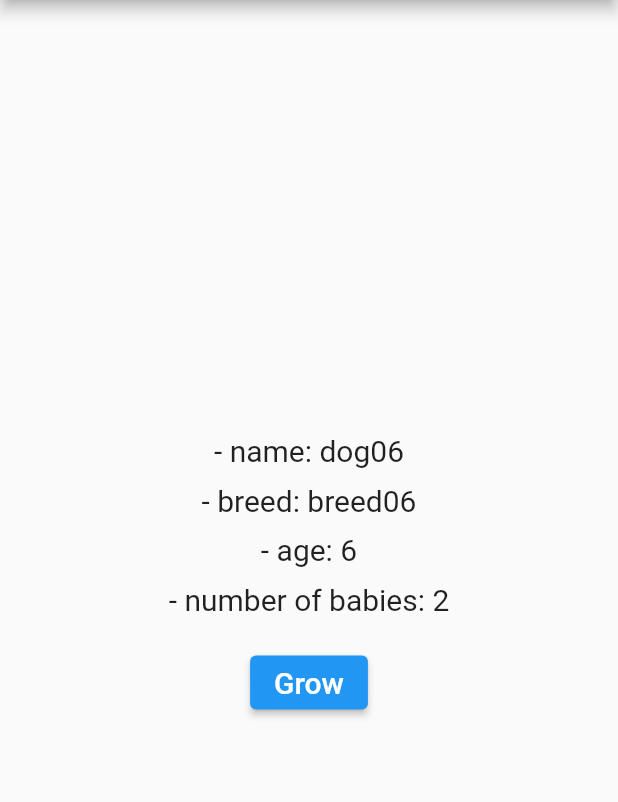
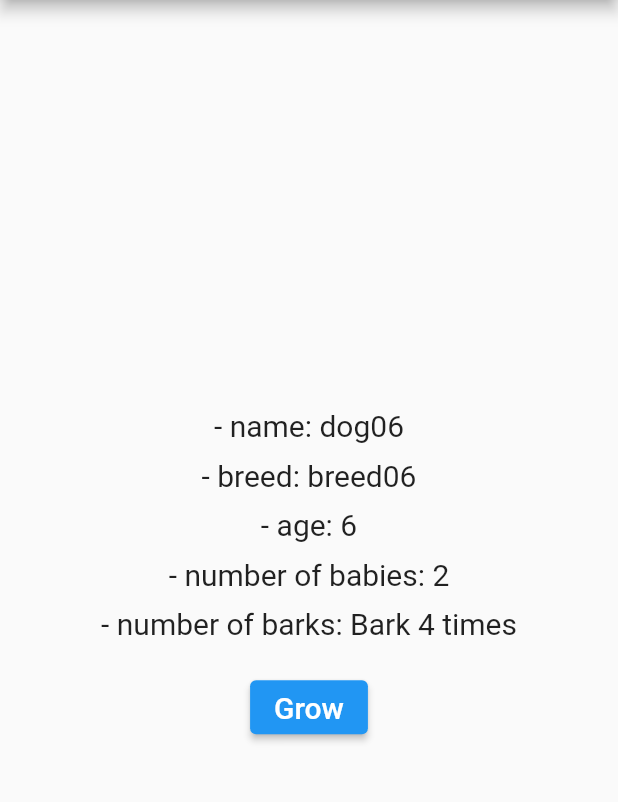
Before and after one commit to MRGRAVITY817/learning-flutter-provider, a Flutter app: the screen it shows after launch, after a tap on "Grow", on a phone screen of 412 x 824 dp, the part 84-886 px from its top. Run offline on Flutter 3.47's test engine with Material 2 defaults, Android fonts, the phone set to English and light mode, and no system bars.

Commit message:
Learn StreamProvider

```diff
--- a/lib/babies.dart
+++ b/lib/babies.dart
@@ -15,4 +15,11 @@ class Babies {
       return 2;
     }
   }
+
+  Stream<String> bark() async* {
+    for (int i = 1; i < age; i++) {
+      await Future.delayed(const Duration(seconds: 2));
+      yield 'Bark $i times';
+    }
+  }
 }
--- a/lib/main.dart
+++ b/lib/main.dart
@@ -20,11 +20,19 @@ class MyApp extends StatelessWidget {
         ),
         FutureProvider<int>(
             create: (context) {
+              // Since this executes only once, we cannot use `context.watch()` here
               final int dogAge = context.read<Dog>().age;
               final babies = Babies(age: dogAge);
               return babies.getBabies();
             },
-            initialData: 0)
+            initialData: 0),
+        StreamProvider(
+            create: (context) {
+              final int dogAge = context.read<Dog>().age;
+              final babies = Babies(age: dogAge * 2);
+              return babies.bark();
+            },
+            initialData: "Bark 0 times")
       ],
       child: MaterialApp(
         title: 'Provider 06',
@@ -100,6 +108,11 @@ class Age extends StatelessWidget {
         Text('- number of babies: ${context.read<int>()}',
             style: const TextStyle(fontSize: 20.0)),
         const SizedBox(
+          height: 10.0,
+        ),
+        Text('- number of barks: ${context.watch<String>()}',
+            style: const TextStyle(fontSize: 20.0)),
+        const SizedBox(
           height: 20.0,
         ),
         ElevatedButton(
```
